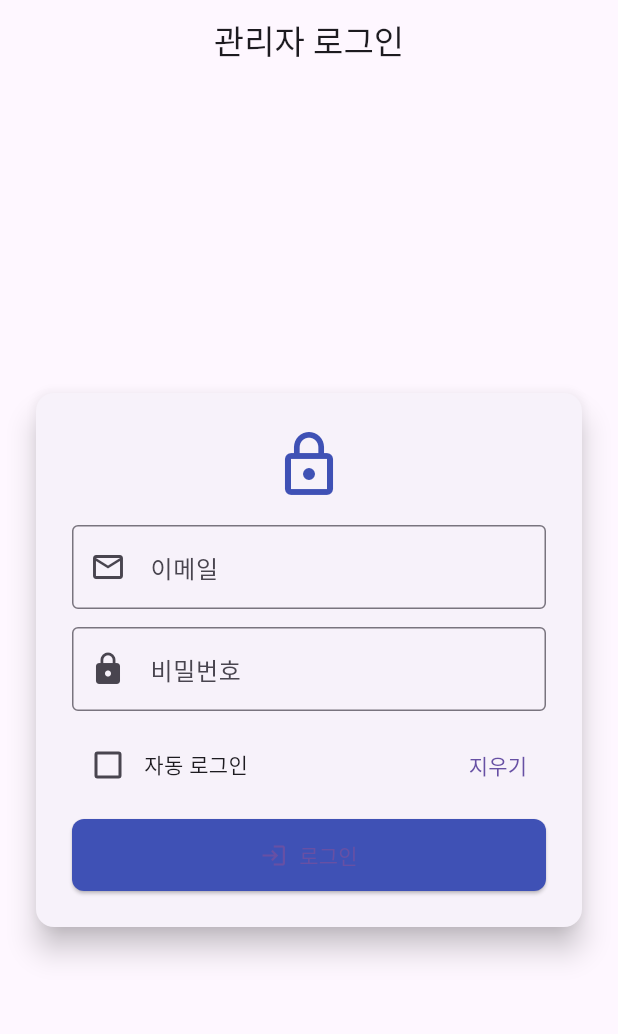
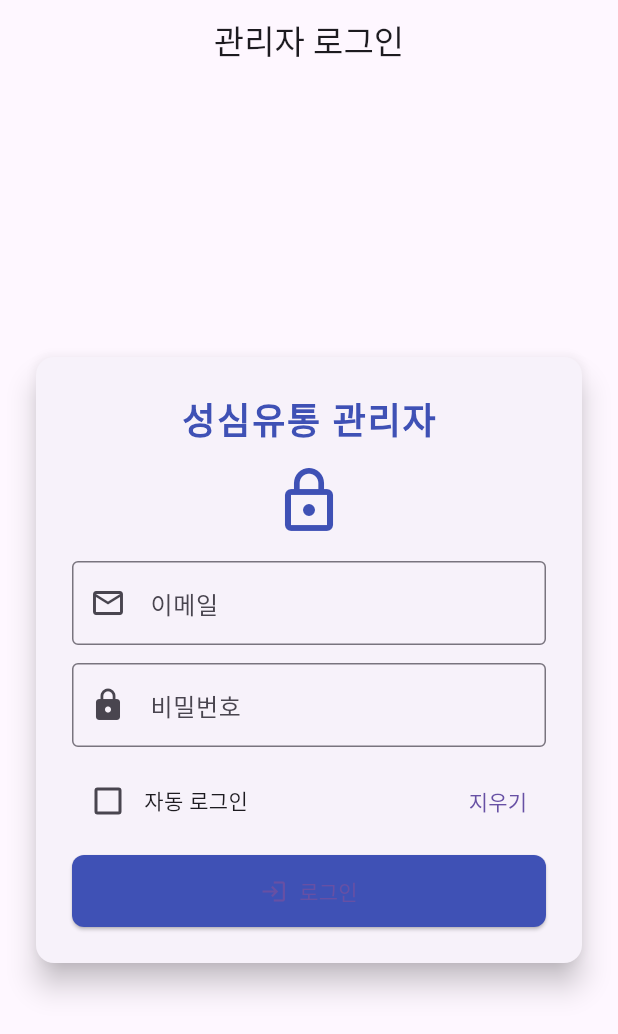
Before and after one commit to hungne78/productmanager, a Flutter app: the screen it shows after launch, on a phone screen of 412 x 824 dp. Shown: the top 1034 px of the screen. Run offline on Flutter 3.47's test engine with Material 3 defaults, Android fonts, the phone set to English and light mode, and no system bars; our stand-ins replace audioplayers, badges, device_info_plus, dio, firebase_core, firebase_messaging and 7 more; missing offline and left inert: charset_converter, esc_pos_utils_plus, mobile_scanner; accounts and stored records are empty.

Commit message:
version 0.9.9.9.1

```diff
--- a/productmanager/sungsim_admin/lib/screens/login_screen.dart
+++ b/productmanager/sungsim_admin/lib/screens/login_screen.dart
@@ -82,6 +82,17 @@ class _LoginScreenState extends State<LoginScreen> {
             child: Column(
               mainAxisSize: MainAxisSize.min,
               children: [
+                // ✅ 브랜드 타이틀
+                const Text(
+                  "성심유통 관리자",
+                  style: TextStyle(
+                    fontSize: 24,
+                    fontWeight: FontWeight.bold,
+                    color: Colors.indigo,
+                    letterSpacing: 1.2,
+                  ),
+                ),
+                const SizedBox(height: 12),
                 const Icon(Icons.lock_outline, size: 48, color: Colors.indigo),
                 const SizedBox(height: 16),
                 TextField(
```
Also changed, not shown: 2 other files.
